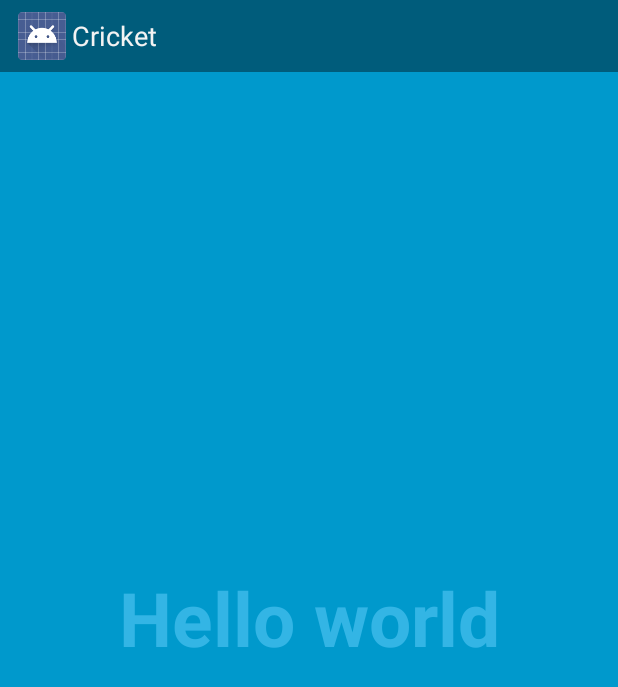
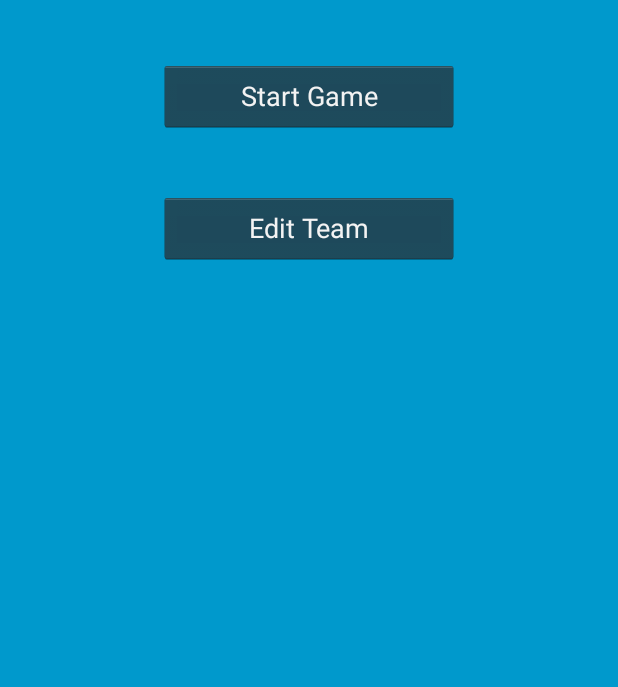
Before and after one commit to mehwoot/cricket, an Android app: the screen it shows after launch (FullscreenActivity before the commit, MenuActivity after it), on a phone screen of 412 x 824 dp. Shown: the top 687 px of the screen. Run offline under Robolectric (Android 15) with nearby library versions, the phone set to English and light mode, and no system bars.

Commit message:
Flesh out the main views  * Game, Menu and Scorecard

```diff
--- a/Cricket/app/src/main/java/com/workingasintended/cricket/FullscreenActivity.java
+++ /dev/null
@@ -1,160 +0,0 @@
-package com.workingasintended.cricket;
-
-import com.workingasintended.cricket.util.SystemUiHider;
-
-import android.annotation.TargetApi;
-import android.app.Activity;
-import android.os.Build;
-import android.os.Bundle;
-import android.os.Handler;
-import android.view.MotionEvent;
-import android.view.View;
-
-
-/**
- * An example full-screen activity that shows and hides the system UI (i.e.
- * status bar and navigation/system bar) with user interaction.
- *
- * @see SystemUiHider
- */
-public class FullscreenActivity extends Activity {
-    /**
-     * Whether or not the system UI should be auto-hidden after
-     * {@link #AUTO_HIDE_DELAY_MILLIS} milliseconds.
-     */
-    private static final boolean AUTO_HIDE = true;
-
-    /**
-     * If {@link #AUTO_HIDE} is set, the number of milliseconds to wait after
-     * user interaction before hiding the system UI.
-     */
-    private static final int AUTO_HIDE_DELAY_MILLIS = 3000;
-
-    /**
-     * If set, will toggle the system UI visibility upon interaction. Otherwise,
-     * will show the system UI visibility upon interaction.
-     */
-    private static final boolean TOGGLE_ON_CLICK = true;
-
-    /**
-     * The flags to pass to {@link SystemUiHider#getInstance}.
-     */
-    private static final int HIDER_FLAGS = SystemUiHider.FLAG_HIDE_NAVIGATION;
-
-    /**
-     * The instance of the {@link SystemUiHider} for this activity.
-     */
-    private SystemUiHider mSystemUiHider;
-
-    @Override
-    protected void onCreate(Bundle savedInstanceState) {
-        super.onCreate(savedInstanceState);
-
-        setContentView(R.layout.activity_fullscreen);
-
-        final View controlsView = findViewById(R.id.fullscreen_content_controls);
-        final View contentView = findViewById(R.id.fullscreen_content);
-
-        // Set up an instance of SystemUiHider to control the system UI for
-        // this activity.
-        mSystemUiHider = SystemUiHider.getInstance(this, contentView, HIDER_FLAGS);
-        mSystemUiHider.setup();
-        mSystemUiHider
-                .setOnVisibilityChangeListener(new SystemUiHider.OnVisibilityChangeListener() {
-                    // Cached values.
-                    int mControlsHeight;
-                    int mShortAnimTime;
-
-                    @Override
-                    @TargetApi(Build.VERSION_CODES.HONEYCOMB_MR2)
-                    public void onVisibilityChange(boolean visible) {
-                        if (Build.VERSION.SDK_INT >= Build.VERSION_CODES.HONEYCOMB_MR2) {
-                            // If the ViewPropertyAnimator API is available
-                            // (Honeycomb MR2 and later), use it to animate the
-                            // in-layout UI controls at the bottom of the
-                            // screen.
-                            if (mControlsHeight == 0) {
-                                mControlsHeight = controlsView.getHeight();
-                            }
-                            if (mShortAnimTime == 0) {
-                                mShortAnimTime = getResources().getInteger(
-                                        android.R.integer.config_shortAnimTime);
-                            }
-                            controlsView.animate()
-                                    .translationY(visible ? 0 : mControlsHeight)
-                                    .setDuration(mShortAnimTime);
-                        } else {
-                            // If the ViewPropertyAnimator APIs aren't
-                            // available, simply show or hide the in-layout UI
-                            // controls.
-                            controlsView.setVisibility(visible ? View.VISIBLE : View.GONE);
-                        }
-
-                        if (visible && AUTO_HIDE) {
-                            // Schedule a hide().
-                            delayedHide(AUTO_HIDE_DELAY_MILLIS);
-                        }
-                    }
-                });
-
-        // Set up the user interaction to manually show or hide the system UI.
-        contentView.setOnClickListener(new View.OnClickListener() {
-            @Override
-            public void onClick(View view) {
-                if (TOGGLE_ON_CLICK) {
-                    mSystemUiHider.toggle();
-                } else {
-                    mSystemUiHider.show();
-                }
-            }
-        });
-
-        // Upon interacting with UI controls, delay any scheduled hide()
-        // operations to prevent the jarring behavior of controls going away
-        // while interacting with the UI.
-        findViewById(R.id.dummy_button).setOnTouchListener(mDelayHideTouchListener);
-    }
-
-    @Override
-    protected void onPostCreate(Bundle savedInstanceState) {
-        super.onPostCreate(savedInstanceState);
-
-        // Trigger the initial hide() shortly after the activity has been
-        // created, to briefly hint to the user that UI controls
-        // are available.
-        delayedHide(100);
-    }
-
-
-    /**
-     * Touch listener to use for in-layout UI controls to delay hiding the
-     * system UI. This is to prevent the jarring behavior of controls going away
-     * while interacting with activity UI.
-     */
-    View.OnTouchListener mDelayHideTouchListener = new View.OnTouchListener() {
-        @Override
-        public boolean onTouch(View view, MotionEvent motionEvent) {
-            if (AUTO_HIDE) {
-                delayedHide(AUTO_HIDE_DELAY_MILLIS);
-            }
-            return false;
-        }
-    };
-
-    Handler mHideHandler = new Handler();
-    Runnable mHideRunnable = new Runnable() {
-        @Override
-        public void run() {
-            mSystemUiHider.hide();
-        }
-    };
-
-    /**
-     * Schedules a call to hide() in [delay] milliseconds, canceling any
-     * previously scheduled calls.
-     */
-    private void delayedHide(int delayMillis) {
-        mHideHandler.removeCallbacks(mHideRunnable);
-        mHideHandler.postDelayed(mHideRunnable, delayMillis);
-    }
-}
--- /dev/null
+++ b/Cricket/app/src/main/java/com/workingasintended/cricket/MenuActivity.java
@@ -0,0 +1,80 @@
+package com.workingasintended.cricket;
+
+import com.workingasintended.cricket.util.SystemUiHider;
+
+import android.annotation.TargetApi;
+import android.app.Activity;
+import android.content.Intent;
+import android.os.Build;
+import android.os.Bundle;
+import android.os.Handler;
+import android.view.MotionEvent;
+import android.view.View;
+import android.view.Window;
+import android.view.WindowManager;
+
+
+/**
+ * An example full-screen activity that shows and hides the system UI (i.e.
+ * status bar and navigation/system bar) with user interaction.
+ *
+ * @see SystemUiHider
+ */
+public class MenuActivity extends Activity {
+    /**
+     * Whether or not the system UI should be auto-hidden after
+     * {@link #AUTO_HIDE_DELAY_MILLIS} milliseconds.
+     */
+    private static final boolean AUTO_HIDE = true;
+
+    /**
+     * If {@link #AUTO_HIDE} is set, the number of milliseconds to wait after
+     * user interaction before hiding the system UI.
+     */
+    private static final int AUTO_HIDE_DELAY_MILLIS = 3000;
+
+    /**
+     * If set, will toggle the system UI visibility upon interaction. Otherwise,
+     * will show the system UI visibility upon interaction.
+     */
+    private static final boolean TOGGLE_ON_CLICK = true;
+
+    /**
+     * The flags to pass to {@link SystemUiHider#getInstance}.
+     */
+    private static final int HIDER_FLAGS = SystemUiHider.FLAG_HIDE_NAVIGATION;
+
+    /**
+     * The instance of the {@link SystemUiHider} for this activity.
+     */
+    private SystemUiHider mSystemUiHider;
+
+    @Override
+    protected void onCreate(Bundle savedInstanceState) {
+
+        requestWindowFeature(Window.FEATURE_NO_TITLE);
+        this.getWindow().setFlags(WindowManager.LayoutParams.FLAG_FULLSCREEN, WindowManager.LayoutParams.FLAG_FULLSCREEN);
+
+        super.onCreate(savedInstanceState);
+        setContentView(R.layout.activity_menu);
+
+    }
+
+    @Override
+    protected void onPostCreate(Bundle savedInstanceState) {
+        super.onPostCreate(savedInstanceState);
+    }
+
+    public void startButtonClick(View v) {
+        Intent intent = new Intent(this, GameActivity.class);
+        startActivity(intent);
+    }
+
+    View.OnTouchListener mDelayHideTouchListener = new View.OnTouchListener() {
+        @Override
+        public boolean onTouch(View view, MotionEvent motionEvent) {
+            return false;
+        }
+    };
+
+}
--- a/Cricket/app/src/main/res/layout/activity_fullscreen.xml
+++ /dev/null
@@ -1,32 +0,0 @@
-<FrameLayout xmlns:android="http://schemas.android.com/apk/res/android"
-    xmlns:tools="http://schemas.android.com/tools" android:layout_width="match_parent"
-    android:layout_height="match_parent" android:background="#0099cc"
-    tools:context=".FullscreenActivity">
-
-    <!-- The primary full-screen view. This can be replaced with whatever view
-         is needed to present your content, e.g. VideoView, SurfaceView,
-         TextureView, etc. -->
-    <TextView android:id="@+id/fullscreen_content" android:layout_width="match_parent"
-        android:layout_height="match_parent" android:keepScreenOn="true" android:textColor="#33b5e5"
-        android:textStyle="bold" android:textSize="50sp" android:gravity="center"
-        android:text="@string/dummy_content" />
-
-    <!-- This FrameLayout insets its children based on system windows using
-         android:fitsSystemWindows. -->
-    <FrameLayout android:layout_width="match_parent" android:layout_height="match_parent"
-        android:fitsSystemWindows="true">
-
-        <LinearLayout android:id="@+id/fullscreen_content_controls" style="?metaButtonBarStyle"
-            android:layout_width="match_parent" android:layout_height="wrap_content"
-            android:layout_gravity="bottom|center_horizontal"
-            android:background="@color/black_overlay" android:orientation="horizontal"
-            tools:ignore="UselessParent">
-
-            <Button android:id="@+id/dummy_button" style="?metaButtonBarButtonStyle"
-                android:layout_width="0dp" android:layout_height="wrap_content"
-                android:layout_weight="1" android:text="@string/dummy_button" />
-
-        </LinearLayout>
-    </FrameLayout>
-
-</FrameLayout>
--- /dev/null
+++ b/Cricket/app/src/main/res/layout/activity_menu.xml
@@ -0,0 +1,32 @@
+<FrameLayout xmlns:android="http://schemas.android.com/apk/res/android"
+    xmlns:tools="http://schemas.android.com/tools" android:layout_width="match_parent"
+    android:layout_height="match_parent" android:background="#0099cc"
+    tools:context=".FullscreenActivity">
+
+    <!-- This FrameLayout insets its children based on system windows using
+         android:fitsSystemWindows. -->
+    <LinearLayout
+        android:orientation="vertical"
+        android:layout_width="fill_parent"
+        android:layout_height="fill_parent">
+
+        <Button
+            android:layout_width="wrap_content"
+            android:layout_height="wrap_content"
+            android:text="Start Game"
+            android:id="@+id/button"
+            android:layout_gravity="center_horizontal"
+            android:layout_margin="40dp"
+            android:minWidth="200dp"
+            android:onClick="startButtonClick" />
+
+        <Button
+            android:layout_width="wrap_content"
+            android:layout_height="wrap_content"
+            android:text="Edit Team"
+            android:id="@+id/button2"
+            android:layout_gravity="center_horizontal"
+            android:minWidth="200dp" />
+    </LinearLayout>
+
+</FrameLayout>
--- /dev/null
+++ b/Cricket/app/src/main/res/values-w820dp/dimens.xml
@@ -0,0 +1,6 @@
+<resources>
+    <!-- Example customization of dimensions originally defined in res/values/dimens.xml
+         (such as screen margins) for screens with more than 820dp of available width. This
+         would include 7" and 10" devices in landscape (~960dp and ~1280dp respectively). -->
+    <dimen name="activity_horizontal_margin">64dp</dimen>
+</resources>
--- /dev/null
+++ b/Cricket/app/src/main/res/values/dimens.xml
@@ -0,0 +1,5 @@
+<resources>
+    <!-- Default screen margins, per the Android Design guidelines. -->
+    <dimen name="activity_horizontal_margin">16dp</dimen>
+    <dimen name="activity_vertical_margin">16dp</dimen>
+</resources>
```
Also changed, not shown: Cricket/app/src/main/AndroidManifest.xml (+11 -1 lines), Cricket/app/src/main/java/com/workingasintended/cricket/GameActivity.java (added, +88 -0 lines), Cricket/app/src/main/java/com/workingasintended/cricket/ScorecardActivity.java (added, +46 -0 lines), Cricket/app/src/main/java/com/workingasintended/cricket/game/Ball.java (added, +10 -0 lines), Cricket/app/src/main/java/com/workingasintended/cricket/game/Game.java (added, +33 -0 lines), Cricket/app/src/main/java/com/workingasintended/cricket/game/Player.java (added, +64 -0 lines), Cricket/app/src/main/java/com/workingasintended/cricket/game/Team.java (added, +29 -0 lines), Cricket/app/src/main/res/layout/activity_game.xml (added, +28 -0 lines), Cricket/app/src/main/res/layout/activity_scorecard.xml (added, +23 -0 lines), Cricket/app/src/main/res/menu/menu_scorecard.xml (added, +7 -0 lines), Cricket/app/src/main/res/values/strings.xml (+7 -0 lines).
